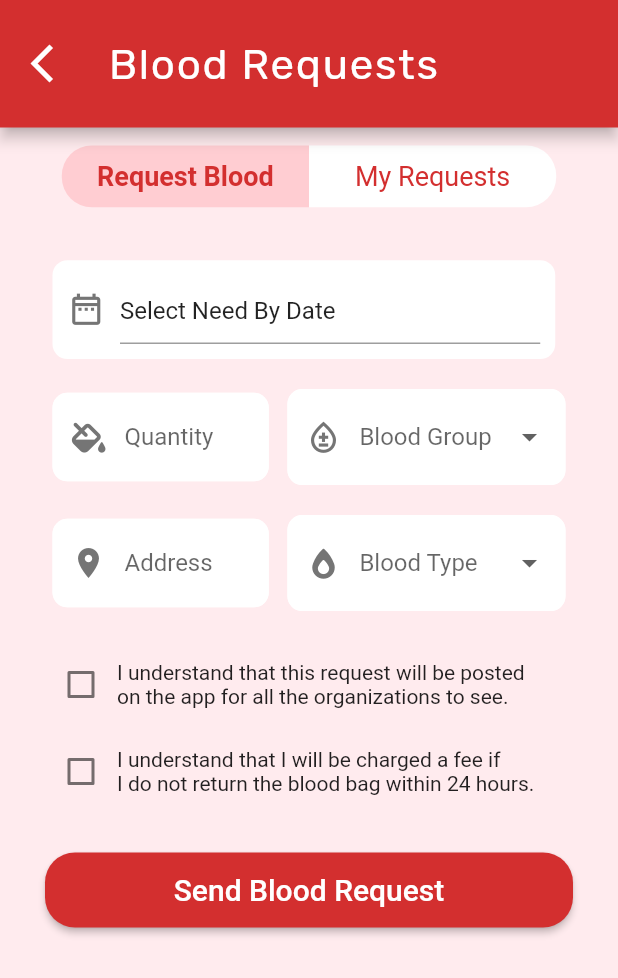
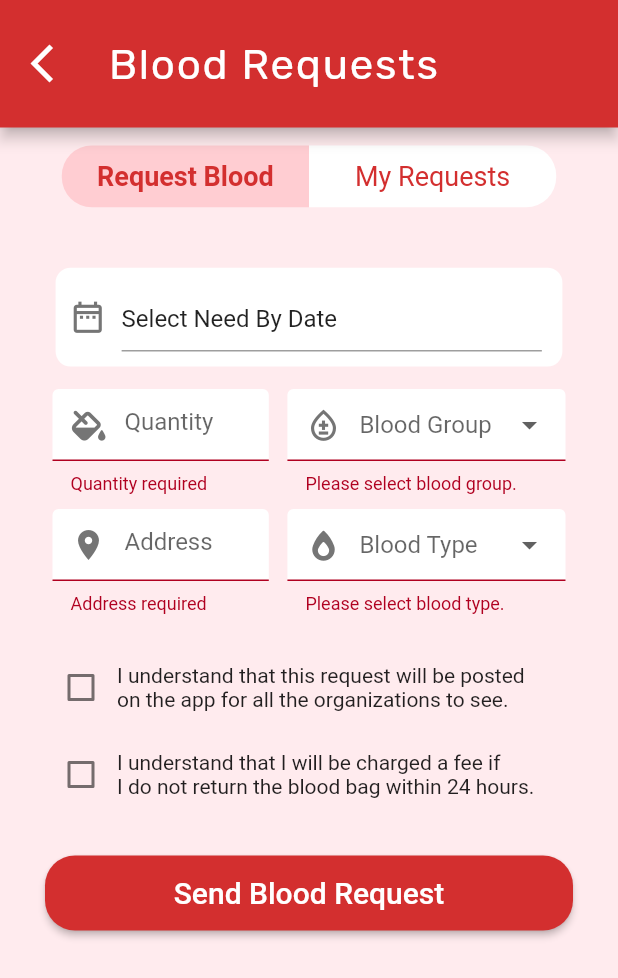
Before and after one commit to sidtuladhar/BloodNepal, a Flutter app: the Requests screen opened directly, after a tap on "Send Blood Request", on a phone screen of 412 x 824 dp. Shown: the top 978 px of the screen. Run offline on Flutter 3.47's test engine with Material 2 defaults, Android fonts, the phone set to English and light mode, and no system bars; our stand-ins replace datetime_picker_formfield_new, fl_chart, flutter_spinkit, font_awesome_flutter, hive, hive_flutter; missing offline and left inert: rounded_expansion_tile; accounts and stored records are empty.

Commit message:
- requestblood.dart works

```diff
--- a/lib/ui/home/home.dart
+++ b/lib/ui/home/home.dart
@@ -118,7 +118,7 @@ class Home extends StatelessWidget {
                       homeButton("Leaderboard", context, const Leaderboard(),
                           Icons.leaderboard),
                       homeButton("Request Blood", context, const Requests(),
-                          Icons.health_and_safety),
+                          Icons.handshake_rounded),
                     ]),
                 const SizedBox(height: 20),
                 Row(
--- a/lib/ui/widgets/requestblood.dart
+++ b/lib/ui/widgets/requestblood.dart
@@ -1,9 +1,12 @@
 import 'package:flutter/cupertino.dart';
 import 'package:flutter/material.dart';
 import 'package:font_awesome_flutter/font_awesome_flutter.dart';
+import 'package:datetime_picker_formfield_new/datetime_picker_formfield.dart';
 import 'package:intl/intl.dart';
+import 'package:hive/hive.dart';
+
 import '../home/home.dart';
-import 'package:datetime_picker_formfield_new/datetime_picker_formfield.dart';
+import "/api.dart";
 
 class RequestBlood extends StatefulWidget {
   const RequestBlood({super.key});
@@ -14,8 +17,12 @@ class RequestBlood extends StatefulWidget {
 
 class _RequestBloodState extends State<RequestBlood> {
   final GlobalKey<FormState> _formKey = GlobalKey();
+  Box loginBox = Hive.box("login");
+  ApiService apiService = ApiService();
 
   String? _selectedBloodGroup;
+
+  //TODO: Make isChecked1 and isChecked2 mandatory
   bool isChecked1 = false;
   bool isChecked2 = false;
   String? _selectedBloodType;
@@ -36,29 +43,29 @@ class _RequestBloodState extends State<RequestBlood> {
   @override
   Widget build(BuildContext context) {
     _controllerNeedDate.text = "Select Need By Date";
-    return SingleChildScrollView(
+    return Form(
+      key: _formKey,
+      child: SingleChildScrollView(
           padding: const EdgeInsets.symmetric(horizontal: 30.0),
           child: Column(children: [
             const SizedBox(height: 10),
             Container(
-            padding: const EdgeInsets.all(5.0),
-            child: Row(
-                mainAxisAlignment: MainAxisAlignment.spaceBetween,
-                children: [
-                  Container(
+              margin: const EdgeInsets.only(top: 10, bottom: 10),
+              width: MediaQuery.of(context).size.width * 0.82,
               height: MediaQuery.of(context).size.height * 0.08,
               decoration: BoxDecoration(
                 color: Colors.white,
                 borderRadius: BorderRadius.circular(10),
               ),
-                    padding: const EdgeInsets.symmetric(
-                        horizontal: 10.0, vertical: 10.0),
+              padding:
+                  const EdgeInsets.symmetric(horizontal: 9.0, vertical: 10.0),
               child: Row(
                 children: [
                   Icon(Icons.date_range_outlined,
                       color: Colors.grey[600], size: 25.0),
                   const SizedBox(width: 10.0),
                   SizedBox(
+                    height: MediaQuery.of(context).size.height * 0.08,
                     width: MediaQuery.of(context).size.width * 0.68,
                     child: DateTimeField(
                       controller: _controllerNeedDate,
@@ -79,23 +86,21 @@ class _RequestBloodState extends State<RequestBlood> {
                                   mainAxisSize: MainAxisSize.min,
                                   children: [
                                     Container(
-                                            constraints: const BoxConstraints(
-                                                maxHeight: 200),
+                                      constraints:
+                                          const BoxConstraints(maxHeight: 200),
                                       child: CupertinoDatePicker(
-                                              onDateTimeChanged:
-                                                  (DateTime date) {
+                                        onDateTimeChanged: (DateTime date) {
                                           setState(() {
-                                                  _controllerNeedDate
-                                                      .text = DateFormat(
-                                                          'MMM d, yyyy h:mm a')
+                                            _controllerNeedDate.text =
+                                                DateFormat('MMM d, yyyy h:mm a')
                                                     .format(date);
+                                            value = date;
                                           });
                                         },
                                       ),
                                     ),
                                     TextButton(
-                                              onPressed: () =>
-                                                  Navigator.pop(context),
+                                        onPressed: () => Navigator.pop(context),
                                         child: const Text('Confirm')),
                                   ],
                                 ),
@@ -111,15 +116,13 @@ class _RequestBloodState extends State<RequestBlood> {
                 ],
               ),
             ),
-                ]),
-          ),
-          const SizedBox(height: 10),
             Container(
                 padding: const EdgeInsets.all(5),
                 child: Row(
                     mainAxisAlignment: MainAxisAlignment.spaceBetween,
                     children: [
-                    SizedBox(
+                      Container(
+                        //height: MediaQuery.of(context).size.height * 0.08,
                         width: MediaQuery.of(context).size.width * 0.35,
                         child: TextFormField(
                           controller: _controllerQuantity,
@@ -144,7 +147,7 @@ class _RequestBloodState extends State<RequestBlood> {
                             if (value == null ||
                                 value.isEmpty ||
                                 int.parse(value) < 1) {
-                            return "Enter a valid quantity.";
+                              return "Quantity required";
                             }
                             return null;
                           },
@@ -173,7 +176,7 @@ class _RequestBloodState extends State<RequestBlood> {
                               hintStyle: const TextStyle(fontSize: 16)),
                           validator: (value) {
                             if (value == null || value.isEmpty) {
-                            return 'Please select';
+                              return 'Please select blood group.';
                             }
                             return null;
                           },
@@ -204,7 +207,6 @@ class _RequestBloodState extends State<RequestBlood> {
                         ),
                       ),
                     ])),
-          const SizedBox(height: 10),
             Container(
               padding: const EdgeInsets.all(5),
               child: Row(
@@ -233,7 +235,7 @@ class _RequestBloodState extends State<RequestBlood> {
                             hintStyle: const TextStyle(fontSize: 16)),
                         validator: (String? value) {
                           if (value == null || value.isEmpty) {
-                          return "Please enter a valid address.";
+                            return "Address required";
                           }
                           return null;
                         },
@@ -248,12 +250,12 @@ class _RequestBloodState extends State<RequestBlood> {
                           prefixIcon: Icon(FontAwesomeIcons.fireFlameSimple,
                               color: Colors.grey[600], size: 20),
                           enabledBorder: OutlineInputBorder(
-                            borderSide:
-                                const BorderSide(color: Colors.white, width: 1),
+                              borderSide: const BorderSide(
+                                  color: Colors.white, width: 1),
                               borderRadius: BorderRadius.circular(10)),
                           focusedBorder: OutlineInputBorder(
-                            borderSide:
-                                const BorderSide(color: Colors.white, width: 1),
+                              borderSide: const BorderSide(
+                                  color: Colors.white, width: 1),
                               borderRadius: BorderRadius.circular(10)),
                           fillColor: Colors.white,
                           filled: true,
@@ -261,7 +263,7 @@ class _RequestBloodState extends State<RequestBlood> {
                           hintStyle: const TextStyle(fontSize: 16)),
                       validator: (value) {
                         if (value == null || value.isEmpty) {
-                        return 'Please select';
+                          return 'Please select blood type.';
                         }
                         return null;
                       },
@@ -332,10 +334,19 @@ class _RequestBloodState extends State<RequestBlood> {
                       borderRadius: BorderRadius.circular(20),
                     ),
                   ),
-                onPressed: () {
+                  onPressed: () async {
                     if (_formKey.currentState?.validate() ?? false) {
-                    ScaffoldMessenger.of(context).showSnackBar(
-                      SnackBar(
+                      bool isSuccessful = await ApiService().sendRequest(
+                        loginBox.get('phoneNumber'),
+                        _selectedBloodGroup!,
+                        int.parse(_controllerQuantity.text),
+                        _selectedBloodType!,
+                        _controllerAddress.text,
+                        value,
+                      );
+                      if (isSuccessful) {
+                        if (!mounted) return;
+                        ScaffoldMessenger.of(context).showSnackBar(SnackBar(
                           width: 200,
                           backgroundColor:
                               Theme.of(context).colorScheme.secondary,
@@ -345,10 +356,7 @@ class _RequestBloodState extends State<RequestBlood> {
                           behavior: SnackBarBehavior.floating,
                           content: const Text(
                               "Registered Successfully! Check the 'My Requests' tab to see your request."),
-                      ),
-                    );
-
-                    _formKey.currentState?.reset();
+                        ));
                         Navigator.push(
                           context,
                           MaterialPageRoute(
@@ -357,11 +365,25 @@ class _RequestBloodState extends State<RequestBlood> {
                             },
                           ),
                         );
+                      } else {
+                        if (!mounted) return;
+                        ScaffoldMessenger.of(context).showSnackBar(SnackBar(
+                            width: 200,
+                            backgroundColor:
+                                Theme.of(context).colorScheme.secondary,
+                            shape: RoundedRectangleBorder(
+                              borderRadius: BorderRadius.circular(10),
+                            ),
+                            behavior: SnackBarBehavior.floating,
+                            content: const Text(
+                                "Something went wrong. Please try again.")));
+                      }
                     }
                   },
                   child: const Text("Send Blood Request",
                       style: TextStyle(fontSize: 20))),
             ]),
-        ]));
+          ])),
+    );
   }
 }
```
Also changed, not shown: lib/ui/widgets/myrequest.dart (+17 -1 lines). Lines whose indentation alone changed are shown as unchanged.
